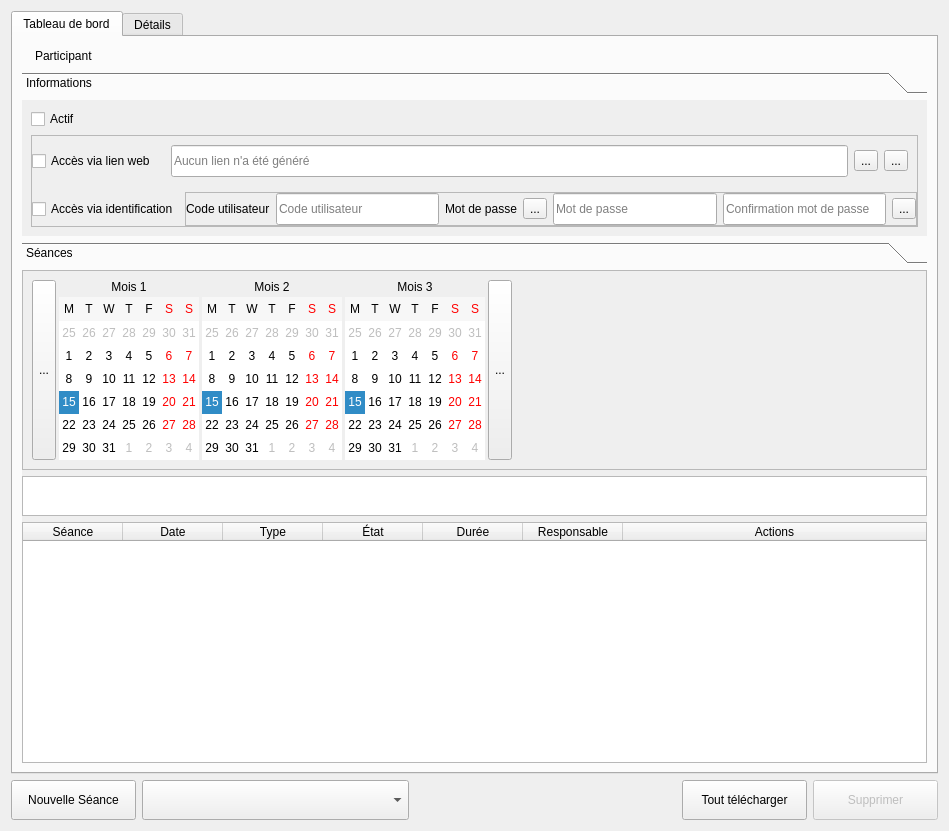
Qt form client/src/editors/ParticipantWidget.ui (introlab/openteraplus) before a commit.
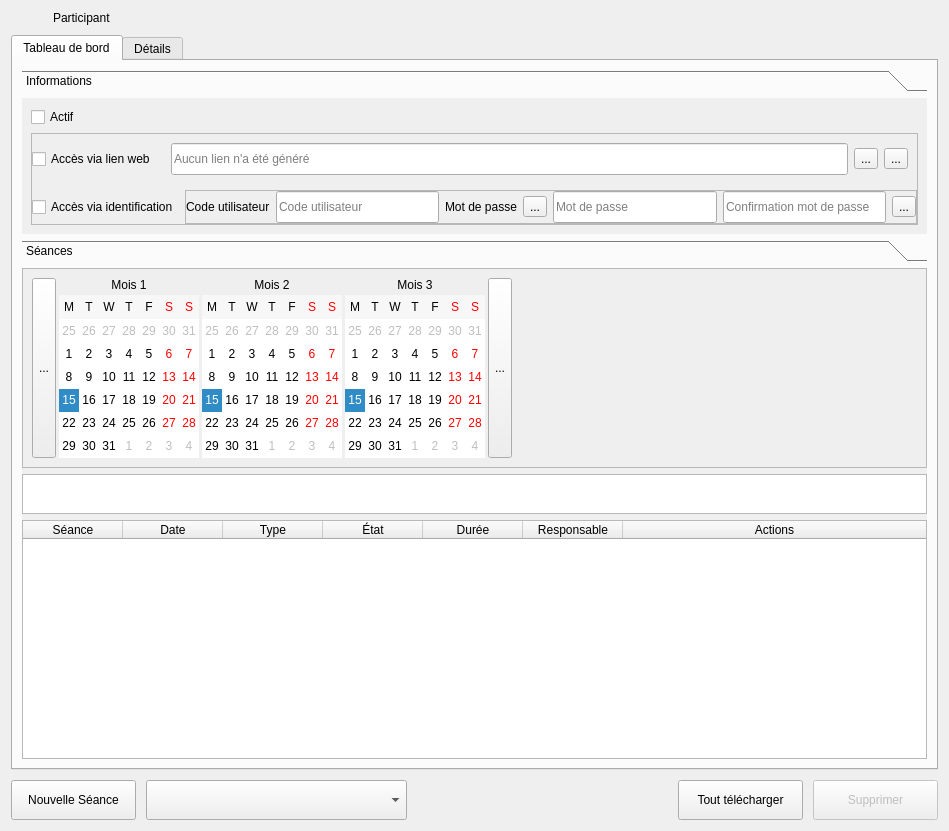
The same form after that commit. Icons and pictures are not drawn. Custom widgets are drawn as their Qt base class.

```diff
--- a/client/src/editors/ParticipantWidget.ui
+++ b/client/src/editors/ParticipantWidget.ui
@@ -156,22 +156,11 @@
 </string>
   </property>
   <layout class="QVBoxLayout" name="verticalLayout">
-   <item>
-    <widget class="QTabWidget" name="tabNav">
-     <property name="currentIndex">
-      <number>0</number>
-     </property>
-     <widget class="QWidget" name="tabDashboard">
-      <attribute name="icon">
-       <iconset resource="../../resources/TeraClient.qrc">
-        <normaloff>:/icons/dashboard.png</normaloff>:/icons/dashboard.png</iconset>
-      </attribute>
-      <attribute name="title">
-       <string>Tableau de bord</string>
-      </attribute>
-      <layout class="QVBoxLayout" name="verticalLayout_10">
+   <property name="spacing">
+    <number>10</number>
+   </property>
        <item>
-        <layout class="QHBoxLayout" name="horizontalLayout_5">
+    <layout class="QHBoxLayout" name="horizontalLayout_10">
          <item>
           <widget class="QLabel" name="icoTitle">
            <property name="sizePolicy">
@@ -210,21 +199,22 @@
            </property>
           </widget>
          </item>
-         <item>
-          <spacer name="horizontalSpacer_4">
-           <property name="orientation">
-            <enum>Qt::Horizontal</enum>
-           </property>
-           <property name="sizeHint" stdset="0">
-            <size>
-             <width>40</width>
-             <height>20</height>
-            </size>
-           </property>
-          </spacer>
-         </item>
-        </layout>
-       </item>
+    </layout>
+   </item>
+   <item>
+    <widget class="QTabWidget" name="tabNav">
+     <property name="currentIndex">
+      <number>0</number>
+     </property>
+     <widget class="QWidget" name="tabDashboard">
+      <attribute name="icon">
+       <iconset resource="../../resources/TeraClient.qrc">
+        <normaloff>:/icons/dashboard.png</normaloff>:/icons/dashboard.png</iconset>
+      </attribute>
+      <attribute name="title">
+       <string>Tableau de bord</string>
+      </attribute>
+      <layout class="QVBoxLayout" name="verticalLayout_10">
        <item>
         <widget class="QToolBox" name="grpSummary">
          <property name="sizePolicy">
@@ -535,7 +525,7 @@
             <x>0</x>
             <y>0</y>
             <width>913</width>
-            <height>484</height>
+            <height>474</height>
            </rect>
           </property>
           <attribute name="label">
```
Left out of the diff: 2 changed lines with no effect on the pictures. Lines whose indentation alone changed are shown as unchanged.
